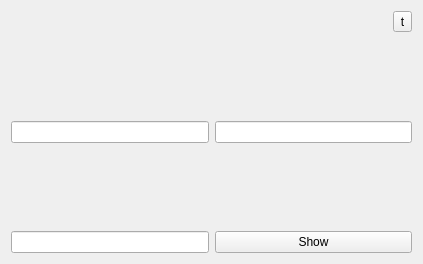
Before: the Qt Designer form windowpopup.ui in draco-sam/myDictionary, drawn with Qt 5.
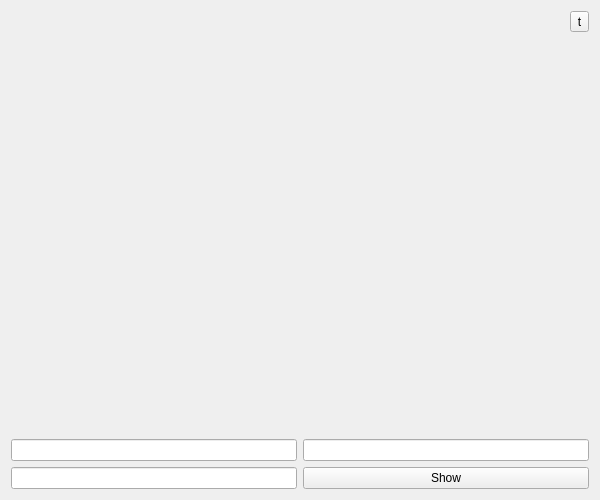
After: the same form once the commit is applied. Icons and pictures are not drawn.

The edit to the form file:
```diff
--- a/windowpopup.ui
+++ b/windowpopup.ui
@@ -6,8 +6,8 @@
    <rect>
     <x>0</x>
     <y>0</y>
-    <width>423</width>
-    <height>264</height>
+    <width>600</width>
+    <height>500</height>
    </rect>
   </property>
   <property name="minimumSize">
@@ -25,10 +25,124 @@
   <property name="windowTitle">
    <string>Form</string>
   </property>
-  <layout class="QGridLayout" name="gridLayout_2">
-   <item row="0" column="0">
+  <property name="styleSheet">
+   <string notr="true"/>
+  </property>
+  <layout class="QVBoxLayout" name="verticalLayout">
+   <item>
+    <layout class="QHBoxLayout" name="h_layout_tool">
+     <item>
+      <spacer name="h_spacer_tool">
+       <property name="orientation">
+        <enum>Qt::Horizontal</enum>
+       </property>
+       <property name="sizeHint" stdset="0">
+        <size>
+         <width>40</width>
+         <height>20</height>
+        </size>
+       </property>
+      </spacer>
+     </item>
+     <item>
+      <widget class="QToolButton" name="tool_configure">
+       <property name="maximumSize">
+        <size>
+         <width>200</width>
+         <height>100</height>
+        </size>
+       </property>
+       <property name="text">
+        <string>t</string>
+       </property>
+       <property name="icon">
+        <iconset>
+         <normaloff>../../../../00_Documentation/Icons/roue_01.png</normaloff>../../../../00_Documentation/Icons/roue_01.png</iconset>
+       </property>
+      </widget>
+     </item>
+    </layout>
+   </item>
+   <item>
+    <spacer name="verticalSpacer">
+     <property name="orientation">
+      <enum>Qt::Vertical</enum>
+     </property>
+     <property name="sizeHint" stdset="0">
+      <size>
+       <width>20</width>
+       <height>40</height>
+      </size>
+     </property>
+    </spacer>
+   </item>
+   <item>
+    <layout class="QHBoxLayout" name="horizontalLayout">
+     <item>
+      <spacer name="horizontalSpacer">
+       <property name="orientation">
+        <enum>Qt::Horizontal</enum>
+       </property>
+       <property name="sizeHint" stdset="0">
+        <size>
+         <width>40</width>
+         <height>20</height>
+        </size>
+       </property>
+      </spacer>
+     </item>
+     <item>
+      <widget class="QLabel" name="popup_label_image">
+       <property name="text">
+        <string>&lt;html&gt;&lt;head/&gt;&lt;body&gt;&lt;p&gt;&lt;img src=&quot;:/images/Images/workshop.jpg&quot; height=&quot;300&quot; width=&quot;400&quot;/&gt;&lt;/p&gt;&lt;/body&gt;&lt;/html&gt;</string>
+       </property>
+      </widget>
+     </item>
+     <item>
+      <spacer name="horizontalSpacer_2">
+       <property name="orientation">
+        <enum>Qt::Horizontal</enum>
+       </property>
+       <property name="sizeHint" stdset="0">
+        <size>
+         <width>40</width>
+         <height>20</height>
+        </size>
+       </property>
+      </spacer>
+     </item>
+    </layout>
+   </item>
+   <item>
+    <spacer name="verticalSpacer_2">
+     <property name="orientation">
+      <enum>Qt::Vertical</enum>
+     </property>
+     <property name="sizeHint" stdset="0">
+      <size>
+       <width>20</width>
+       <height>2</height>
+      </size>
+     </property>
+    </spacer>
+   </item>
+   <item>
     <layout class="QGridLayout" name="gridLayout">
-     <item row="2" column="0">
+     <item row="1" column="1">
+      <widget class="QPushButton" name="pushButton">
+       <property name="text">
+        <string>Show</string>
+       </property>
+      </widget>
+     </item>
+     <item row="1" column="0">
+      <widget class="QLineEdit" name="line_frequency">
+       <property name="readOnly">
+        <bool>true</bool>
+       </property>
+      </widget>
+     </item>
+     <item row="0" column="0">
       <widget class="QLineEdit" name="line_english">
        <property name="minimumSize">
         <size>
@@ -41,7 +155,7 @@
        </property>
       </widget>
      </item>
-     <item row="2" column="1">
+     <item row="0" column="1">
       <widget class="QLineEdit" name="line_french">
        <property name="enabled">
         <bool>true</bool>
@@ -60,80 +174,6 @@
        </property>
       </widget>
      </item>
-     <item row="1" column="1">
-      <spacer name="verticalSpacer">
-       <property name="orientation">
-        <enum>Qt::Vertical</enum>
-       </property>
-       <property name="sizeHint" stdset="0">
-        <size>
-         <width>20</width>
-         <height>40</height>
-        </size>
-       </property>
-      </spacer>
-     </item>
-     <item row="4" column="1">
-      <widget class="QPushButton" name="pushButton">
-       <property name="text">
-        <string>Show</string>
-       </property>
-      </widget>
-     </item>
-     <item row="0" column="1">
-      <layout class="QHBoxLayout" name="h_layout_tool">
-       <item>
-        <spacer name="h_spacer_tool">
-         <property name="orientation">
-          <enum>Qt::Horizontal</enum>
-         </property>
-         <property name="sizeHint" stdset="0">
-          <size>
-           <width>40</width>
-           <height>20</height>
-          </size>
-         </property>
-        </spacer>
-       </item>
-       <item>
-        <widget class="QToolButton" name="tool_configure">
-         <property name="maximumSize">
-          <size>
-           <width>200</width>
-           <height>100</height>
-          </size>
-         </property>
-         <property name="text">
-          <string>t</string>
-         </property>
-         <property name="icon">
-          <iconset>
-           <normaloff>../../../../00_Documentation/Icons/roue_01.png</normaloff>../../../../00_Documentation/Icons/roue_01.png</iconset>
-         </property>
-        </widget>
-       </item>
-      </layout>
-     </item>
-     <item row="3" column="1">
-      <spacer name="verticalSpacer_2">
-       <property name="orientation">
-        <enum>Qt::Vertical</enum>
-       </property>
-       <property name="sizeHint" stdset="0">
-        <size>
-         <width>20</width>
-         <height>40</height>
-        </size>
-       </property>
-      </spacer>
-     </item>
-     <item row="4" column="0">
-      <widget class="QLineEdit" name="line_frequency">
-       <property name="readOnly">
-        <bool>true</bool>
-       </property>
-      </widget>
-     </item>
     </layout>
    </item>
   </layout>
```
